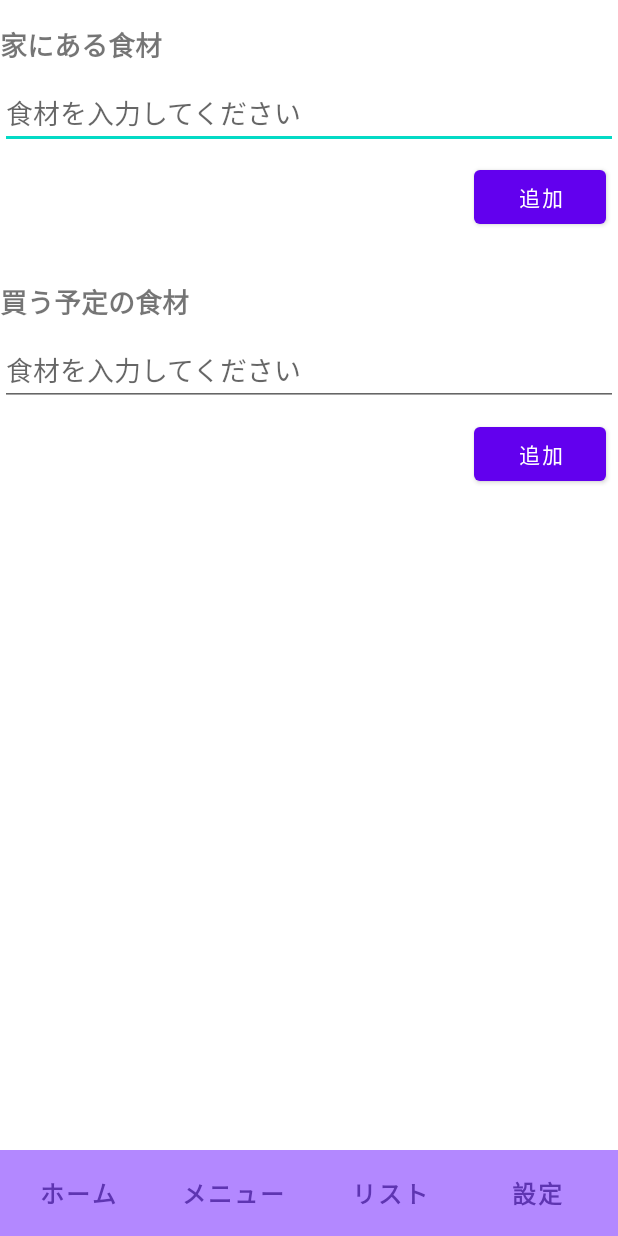
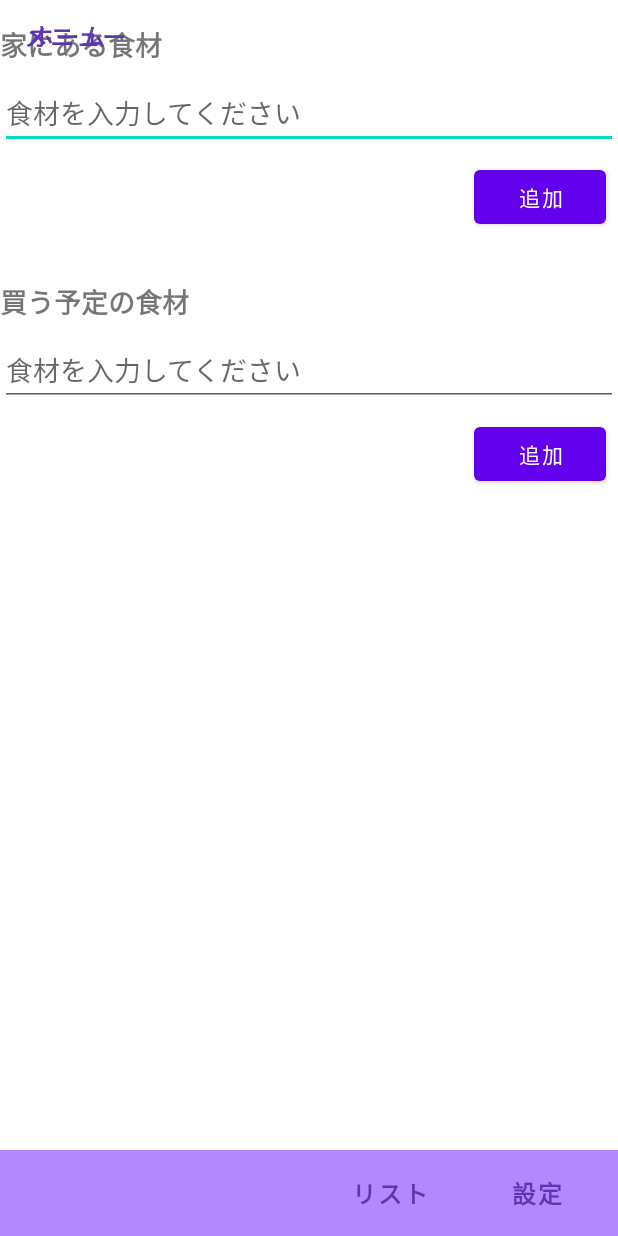
Before and after one commit to harayuta1105/cook, an Android app: the layout activity_list.xml on its own in the app's theme, with its tools: preview values and no code run, on a phone screen of 412 x 824 dp. Run offline under Robolectric (Android 15) with nearby library versions, the phone set to English and light mode, and no system bars.

Commit message:
エラー解除

```diff
--- a/app/src/main/res/layout/activity_list.xml
+++ b/app/src/main/res/layout/activity_list.xml
@@ -32,7 +32,7 @@
         app:layout_constraintEnd_toEndOf="parent"
         app:layout_constraintStart_toStartOf="parent"
         app:layout_constraintTop_toBottomOf="@+id/householdTextView"
-        tools:ignore="MissingConstraints" />
+        tools:ignore="MissingConstraints,TouchTargetSizeCheck" />
 
     <Button
         android:id="@+id/addHouseholdButton"
@@ -73,7 +73,7 @@
         app:layout_constraintEnd_toEndOf="parent"
         app:layout_constraintStart_toStartOf="parent"
         app:layout_constraintTop_toBottomOf="@+id/shoppingTextView"
-        tools:ignore="MissingConstraints" />
+        tools:ignore="MissingConstraints,TouchTargetSizeCheck" />
 
     <Button
         android:id="@+id/addShoppingButton"
@@ -94,31 +94,27 @@
         android:id="@+id/homeButton"
         android:layout_width="wrap_content"
         android:layout_height="wrap_content"
-        android:layout_marginEnd="10dp"
         android:background="@drawable/drawable"
         android:fontFamily="sans-serif-black"
         android:text="@string/home"
         android:textColor="#5E35B1"
         android:textSize="16sp"
-        app:layout_constraintBottom_toBottomOf="@+id/backColor"
-        app:layout_constraintEnd_toStartOf="@+id/menuButton"
-        app:layout_constraintTop_toTopOf="@+id/backColor"
-        tools:ignore="MissingConstraints,TextContrastCheck" />
+        tools:ignore="MissingConstraints,TextContrastCheck"
+        tools:layout_editor_absoluteX="6dp"
+        tools:layout_editor_absoluteY="679dp" />
 
     <Button
         android:id="@+id/menuButton"
         android:layout_width="wrap_content"
         android:layout_height="wrap_content"
-        android:layout_marginEnd="10dp"
         android:background="@drawable/drawable"
         android:fontFamily="sans-serif-black"
         android:text="@string/menu"
         android:textColor="#5E35B1"
         android:textSize="16sp"
-        app:layout_constraintBottom_toBottomOf="@+id/backColor"
-        app:layout_constraintEnd_toStartOf="@+id/listButton"
-        app:layout_constraintTop_toTopOf="@+id/backColor"
-        tools:ignore="MissingConstraints,TextContrastCheck" />
+        tools:ignore="MissingConstraints,TextContrastCheck,DuplicateClickableBoundsCheck"
+        tools:layout_editor_absoluteX="104dp"
+        tools:layout_editor_absoluteY="679dp" />
 
     <Button
         android:id="@+id/listButton"
@@ -148,7 +144,7 @@
         app:layout_constraintBottom_toBottomOf="@+id/backColor"
         app:layout_constraintEnd_toEndOf="@+id/backColor"
         app:layout_constraintTop_toTopOf="@+id/backColor"
-        tools:ignore="TextContrastCheck" />
+        tools:ignore="TextContrastCheck,DuplicateClickableBoundsCheck" />
 
     <TextView
         android:id="@+id/backColor"
@@ -161,4 +157,5 @@
         app:layout_constraintHorizontal_bias="1.0"
         app:layout_constraintStart_toStartOf="parent" />
 
+
 </androidx.constraintlayout.widget.ConstraintLayout>
```
